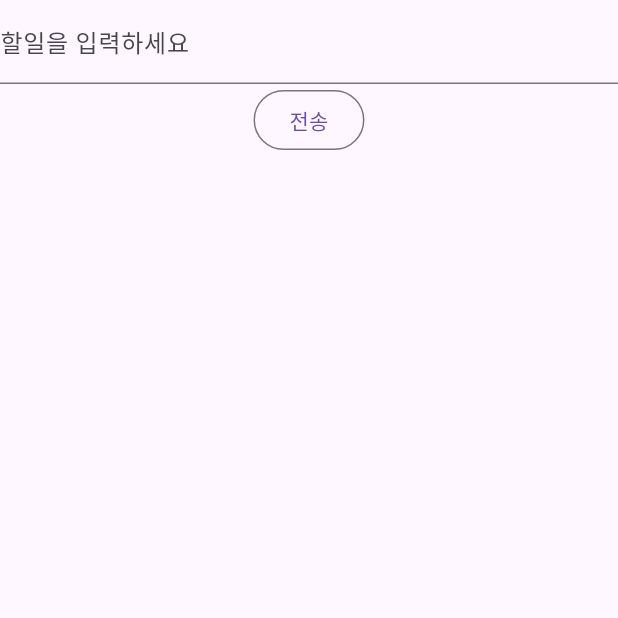
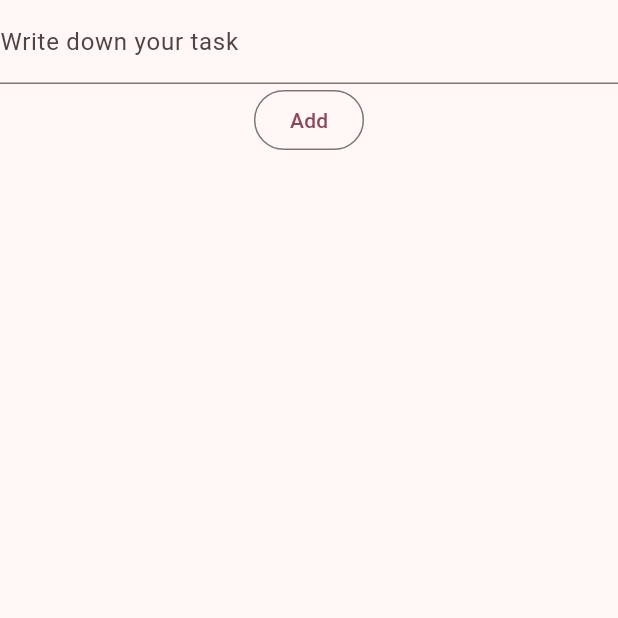
Before and after one commit to akneis00/vscode_c_todo, a Flutter app: the screen it shows after launch, after a tap on the "add" icon, on a phone screen of 412 x 824 dp, the top half of it. Run offline on Flutter 3.47's test engine with Material 3 defaults, Android fonts, the phone set to English and light mode, and no system bars; our stand-ins replace freezed_annotation, shared_preferences.

Commit message:
240211 almost done

```diff
--- a/lib/Pages/AddPage.dart
+++ b/lib/Pages/AddPage.dart
@@ -22,7 +22,7 @@ class _AddPageState extends State<AddPage> {
             TextField(
               textInputAction: TextInputAction.next,
               controller: myController,
-              decoration: InputDecoration(labelText: '할일을 입력하세요'),
+              decoration: InputDecoration(labelText: 'Write down your task'),
             ),
             OutlinedButton(
                 onPressed: () {
@@ -30,7 +30,7 @@ class _AddPageState extends State<AddPage> {
                       .add(Todo(content: myController.text, checked: false));
                   Navigator.of(context).pop();
                 },
-                child: Text('전송'))
+                child: Text('Add'))
           ],
         ),
       ),
--- a/lib/Pages/TodoPage.dart
+++ b/lib/Pages/TodoPage.dart
@@ -1,98 +1,5 @@
-// import 'package:flutter/material.dart';
-// import 'package:intl/intl.dart';
-// import 'package:shared_preferences/shared_preferences.dart';
-
-// import '../Classes_freezed/Todo.dart';
-// import 'AddPage.dart';
-
-// class TodoPage extends StatefulWidget {
-//   TodoPage({Key? key}) : super(key: key);
-
-//   @override
-//   State<TodoPage> createState() => _TodoPageState();
-// }
-
-// class _TodoPageState extends State<TodoPage> {
-//   var now = DateTime.now();
-//   late List<Todo> todoInstanceList = [];
-//   List<String> todoList = ["늦지않게 기상", "아침운동", "영어회화", "1일 1Todo 해결"];
-
-//   @override
-//   Widget build(BuildContext context) {
-//     List<CheckboxListTile> listTileList = makeListTileList();
-//     return Scaffold(
-//       appBar: AppBar(
-//         title: Text("Simple Todo"),
-//       ),
-//       body: SingleChildScrollView(
-//         child: Column(
-//           children: [
-//             Text(
-//               "${DateFormat('yyyy-MM-dd').format(now)}",
-//               style: const TextStyle(fontSize: 30, fontWeight: FontWeight.w800),
-//             ),
-//             Text(
-//               "${DateFormat('EEEE').format(now)}",
-//               style: const TextStyle(fontSize: 30, fontWeight: FontWeight.w800),
-//             ),
-//             Divider(),
-//             ...listTileList,
-//           ],
-//         ),
-//       ),
-//       floatingActionButton: FloatingActionButton(
-//         onPressed: () {
-//           Navigator.of(context)
-//               .push(MaterialPageRoute(
-//                   builder: (context) =>
-//                       AddPage(todoInstanceList))) // 리스트를 넘겨주며 페이지이동
-//               .then((value) {
-//             Todo.saveList(todoInstanceList);
-//             setState(() {});
-//           });
-//         },
-//         child: const Icon(Icons.add),
-//       ),
-//     );
-//   }
-
-//   List<CheckboxListTile> makeListTileList() {
-//     List<CheckboxListTile> checkedList = [];
-//     List<CheckboxListTile> uncheckedList = [];
-
-//     for (Todo todoInstance in todoInstanceList) {
-//       CheckboxListTile tile = CheckboxListTile(
-//         controlAffinity: ListTileControlAffinity.leading,
-//         selected: todoInstance.checked,
-//         activeColor: Colors.grey,
-//         title: Text(todoInstance.content),
-//         value: todoInstance.checked,
-//         onChanged: (value) {
-//           if (value != null) {
-//             setState(() {
-//               todoInstanceList.remove(todoInstance);
-//               todoInstanceList.add(todoInstance.copyWith(checked: value));
-//               Todo.saveList(todoInstanceList);
-//             });
-//           }
-//         },
-//       );
-
-//       if (todoInstance.checked) {
-//         checkedList.add(tile);
-//       } else {
-//         uncheckedList.add(tile);
-//       }
-//     }
-
-//     return [...uncheckedList, ...checkedList];
-//   }
-// }
-
 import 'package:flutter/material.dart';
 import 'package:intl/intl.dart';
-import 'package:shared_preferences/shared_preferences.dart';
-
 import '../Classes_freezed/Todo.dart';
 import 'AddPage.dart';
 
@@ -166,7 +73,8 @@ class _TodoPageState extends State<TodoPage> {
 
     return Scaffold(
       appBar: AppBar(
-        title: const Text("Simple Todo"),
+        title: const Text("PureTask", style: TextStyle(fontWeight: FontWeight.bold)),
+        backgroundColor: Colors.pink.shade50,
       ),
       body: SingleChildScrollView(
         child: Column(
@@ -177,7 +85,7 @@ class _TodoPageState extends State<TodoPage> {
             ),
             Text(
               "${DateFormat('EEEE').format(now)}",
-              style: const TextStyle(fontSize: 30, fontWeight: FontWeight.w800),
+              style: const TextStyle(fontSize: 20, fontWeight: FontWeight.w300),
             ),
             const Divider(),
             ...checkedList,
@@ -190,7 +98,7 @@ class _TodoPageState extends State<TodoPage> {
           Navigator.of(context)
               .push(MaterialPageRoute(
                   builder: (context) =>
-                      AddPage(todoInstanceList))) // Pass the list while navigating
+                      AddPage(todoInstanceList))) // 리스트를 넘겨주며 페이지 이동
               .then((value) {
             Todo.saveList(todoInstanceList);
             setState(() {});
--- a/lib/main.dart
+++ b/lib/main.dart
@@ -16,6 +16,8 @@ class _MyAppState extends State<MyApp> {
   @override
   Widget build(BuildContext context) {
     return MaterialApp(
+      debugShowCheckedModeBanner: false,
+      theme: ThemeData(useMaterial3: true, colorScheme: ColorScheme.fromSeed(seedColor: Colors.pink)),
       home: TodoPage(),
     );
   }
--- a/pubspec.yaml
+++ b/pubspec.yaml
@@ -41,6 +41,7 @@ dependencies:
   freezed_annotation: ^2.4.1
   build_runner: ^2.3.3
   json_serializable: ^6.6.2
+  change_app_package_name: ^1.1.0
 
 dev_dependencies:
   flutter_test:
```
Also changed, not shown: pubspec.lock, 8 other files.
